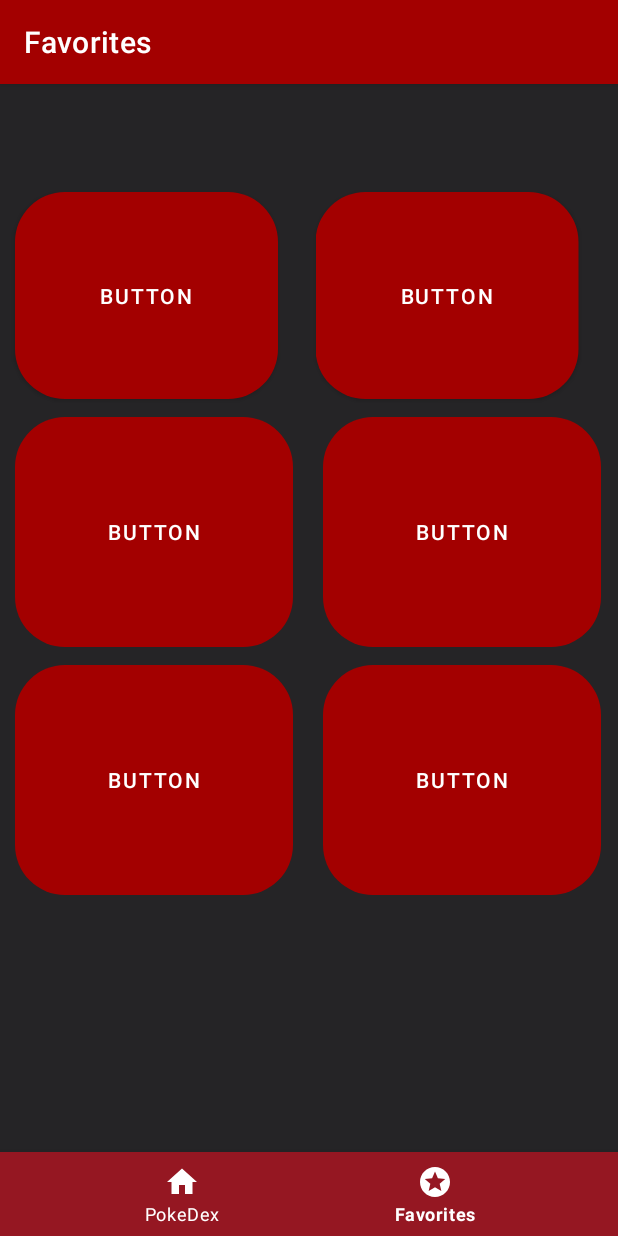
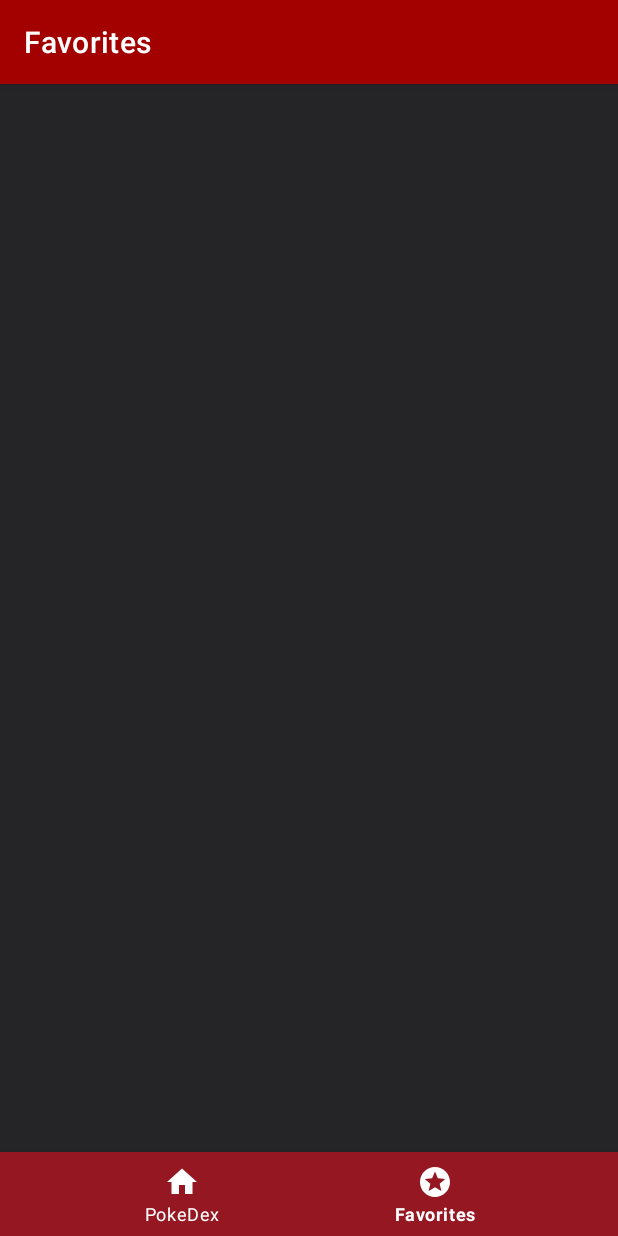
Before and after one commit to NAkbulut/IKPMD, an Android app: the DashboardFragment screen opened through its navigation route, on a phone screen of 412 x 824 dp. Run offline under Robolectric (Android 15) with nearby library versions, the phone set to English and light mode, and no system bars; our stand-ins replace navigation-ui.

Commit message:
I hate git v2.0

```diff
--- a/app/src/main/res/layout/fragment_favorites.xml
+++ b/app/src/main/res/layout/fragment_favorites.xml
@@ -4,82 +4,4 @@
     xmlns:tools="http://schemas.android.com/tools"
     android:layout_width="match_parent"
     android:layout_height="match_parent"
-    tools:context=".ui.dashboard.DashboardFragment">
-
-    <androidx.gridlayout.widget.GridLayout
-        android:layout_width="match_parent"
-        android:layout_height="match_parent"
-        app:columnCount="2"
-        app:layout_constraintBottom_toBottomOf="parent"
-        app:layout_constraintEnd_toEndOf="parent"
-        app:layout_constraintStart_toStartOf="parent"
-        app:layout_constraintTop_toTopOf="parent">
-
-        <Button
-            android:id="@+id/button1"
-            android:layout_width="175dp"
-            android:layout_height="150dp"
-            android:text="Button"
-            android:translationX="10dp"
-            android:translationY="10dp"
-            app:cornerRadius="50px"
-            app:layout_column="0"
-            app:layout_row="0" />
-
-        <Button
-            android:id="@+id/button2"
-            android:layout_width="175dp"
-            android:layout_height="150dp"
-            android:text="Button"
-            android:translationX="25dp"
-            android:translationY="10dp"
-            app:cornerRadius="50px"
-            app:layout_column="1"
-            app:layout_row="0" />
-
-        <Button
-            android:id="@+id/button3"
-            android:layout_width="185dp"
-            android:layout_height="165dp"
-            android:text="Button"
-            android:translationX="10dp"
-            android:translationY="10dp"
-            app:cornerRadius="50px"
-            app:layout_column="0"
-            app:layout_row="1" />
-
-        <Button
-            android:id="@+id/button4"
-            android:layout_width="185dp"
-            android:layout_height="165dp"
-            android:text="Button"
-            android:translationX="30dp"
-            android:translationY="10dp"
-            app:cornerRadius="50px"
-            app:layout_column="1"
-            app:layout_row="1" />
-
-        <Button
-            android:id="@+id/button5"
-            android:layout_width="185dp"
-            android:layout_height="165dp"
-            android:text="Button"
-            android:translationX="10dp"
-            android:translationY="10dp"
-            app:cornerRadius="50px"
-            app:layout_column="0"
-            app:layout_row="2" />
-
-        <Button
-            android:id="@+id/button6"
-            android:layout_width="185dp"
-            android:layout_height="165dp"
-            android:text="Button"
-            android:translationX="30dp"
-            android:translationY="10dp"
-            app:cornerRadius="50px"
-            app:layout_column="1"
-            app:layout_row="2" />
-
-    </androidx.gridlayout.widget.GridLayout>
-</androidx.constraintlayout.widget.ConstraintLayout>
+    tools:context=".ui.dashboard.DashboardFragment"/>
```
